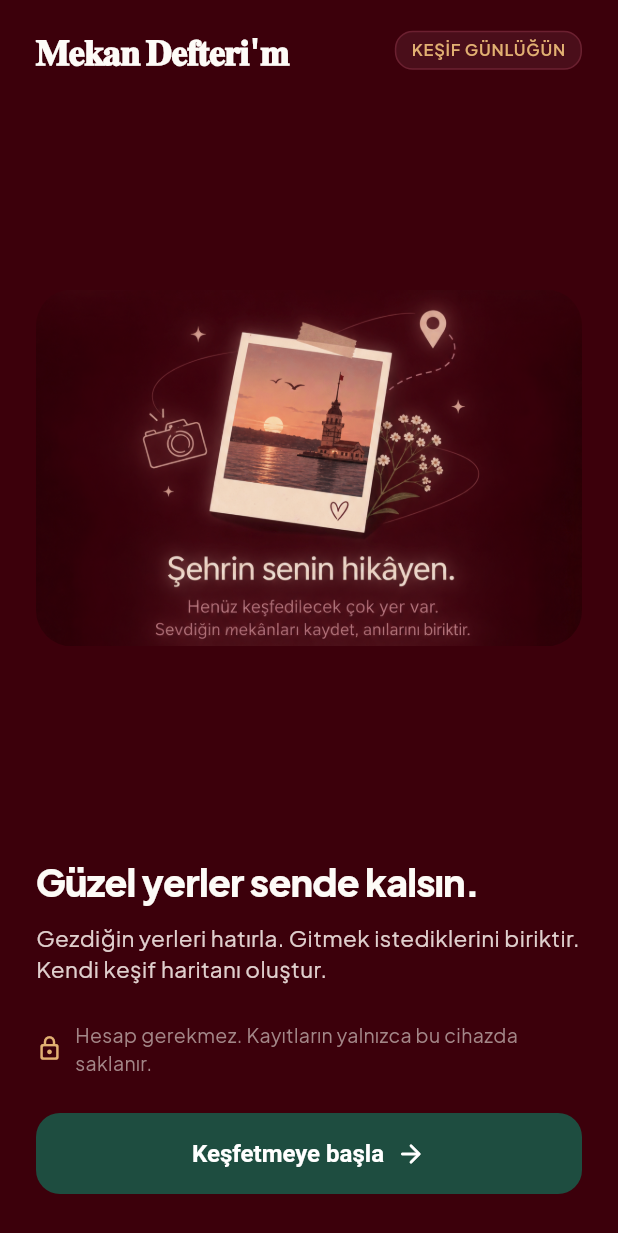
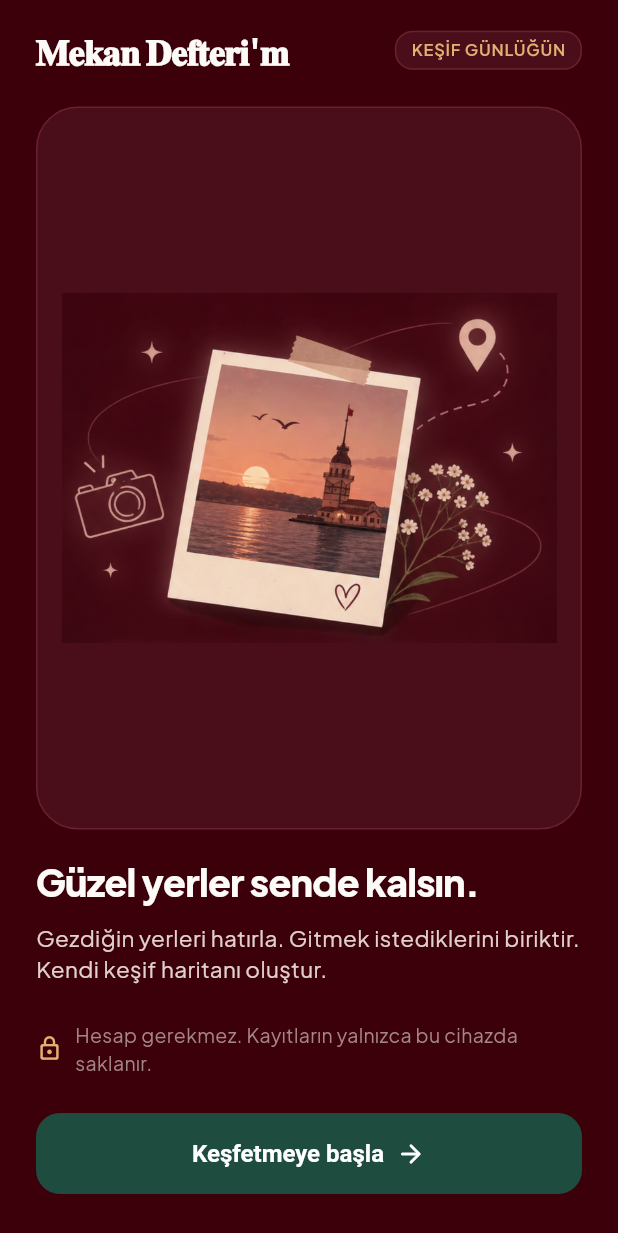
Before and after one commit to zehratuncer/MekanDefterim, a Flutter app: the screen it shows after launch, on a phone screen of 412 x 824 dp. Shown: the top 1233 px of the screen. Run offline on Flutter 3.47's test engine with Material 3 defaults, Android fonts, the phone set to English and light mode, and no system bars; our stand-ins replace drift, flutter_map, flutter_riverpod, geolocator, go_router, google_fonts and 2 more; accounts and stored records are empty; generated files the repository leaves out were written again.

Commit message:
onboard ekranı tasarlaniyor

```diff
--- a/lib/features/onboarding/presentation/pages/onboarding_page.dart
+++ b/lib/features/onboarding/presentation/pages/onboarding_page.dart
@@ -56,12 +56,21 @@ class OnboardingPage extends StatelessWidget {
               const SizedBox(height: 20),
               // Kart Önizleme Alanı
               Expanded(
-                child: Center(
-                  child: ClipRRect(
-                    borderRadius: BorderRadius.circular(24),
-                    child: Image.asset(
-                      'assets/images/onboarding_hero.png',
-                      fit: BoxFit.contain,
+                child: Container(
+                  width: double.infinity,
+                  decoration: BoxDecoration(
+                    color: AppColors.surface,
+                    borderRadius: BorderRadius.circular(28),
+                    border: Border.all(color: AppColors.cardBorder),
+                  ),
+                  clipBehavior: Clip.antiAlias,
+                  child: Padding(
+                    padding: const EdgeInsets.all(16),
+                    child: Center(
+                      child: Image.asset(
+                        'assets/images/onboard.png',
+                        fit: BoxFit.contain,
+                      ),
                     ),
                   ),
                 ),
```
Also changed, not shown: assets/images/onboard.png (added), assets/images/onboarding_hero.png (deleted).
